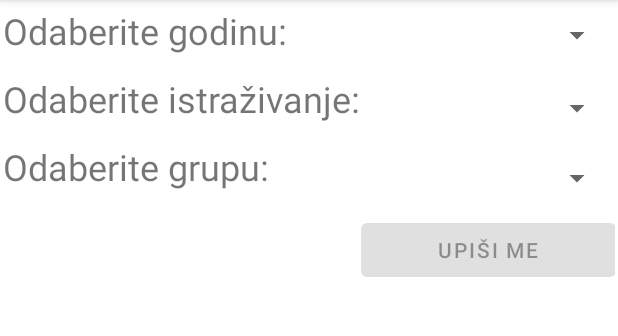
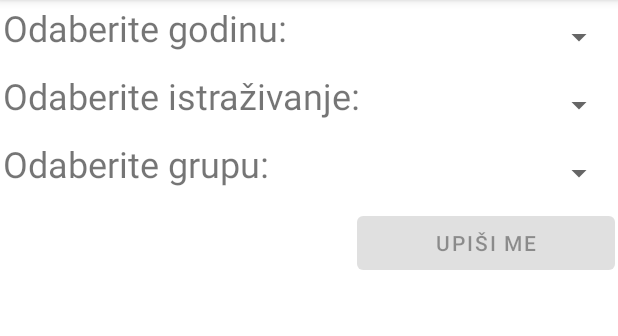
Before and after one commit to fmaric1/SurveryApp, an Android app: the UpisIstrazivanje screen opened directly, with no data from a screen before it, on a phone screen of 412 x 824 dp, the part 84-420 px from its top. Run offline under Robolectric (Android 15) with nearby library versions, the phone set to English and light mode, and no system bars.

Commit message:
S1 - prepravka upisIstrazivanja u relativelayout

```diff
--- a/app/src/main/res/layout/activity_upis_istrazivanja.xml
+++ b/app/src/main/res/layout/activity_upis_istrazivanja.xml
@@ -1,14 +1,15 @@
 <?xml version="1.0" encoding="utf-8"?>
-<GridLayout xmlns:android="http://schemas.android.com/apk/res/android"
+<RelativeLayout xmlns:android="http://schemas.android.com/apk/res/android"
     xmlns:tools="http://schemas.android.com/tools"
     android:layout_width="match_parent"
     android:layout_height="match_parent"
     android:padding="2dp"
     android:visibility="visible">
 
+
     <TextView
         android:id="@+id/textView2"
-        android:layout_width="204dp"
+        android:layout_width="236dp"
         android:layout_height="45dp"
         android:layout_row="0"
         android:layout_column="0"
@@ -21,50 +22,59 @@
         android:layout_height="45dp"
         android:layout_row="1"
         android:layout_column="0"
+        android:layout_below="@id/textView2"
         android:text="@string/odaberite_istrazivanje"
         android:textSize="24sp" />
 
     <TextView
         android:id="@+id/textView4"
-        android:layout_width="204dp"
-        android:layout_height="48dp"
+        android:layout_width="236dp"
+        android:layout_height="45dp"
         android:layout_row="2"
         android:layout_column="0"
+        android:layout_below="@id/textView3"
         android:text="@string/odaberite_grupu"
         android:textSize="24sp" />
 
     <Spinner
         android:id="@+id/odabirGodina"
-        android:layout_width="168dp"
-        android:layout_height="43dp"
+        android:layout_width="172dp"
+        android:layout_height="45dp"
         android:layout_row="0"
         android:layout_column="1"
+        android:layout_toRightOf="@id/textView2"
         android:visibility="visible"
         tools:visibility="visible" />
 
     <Spinner
         android:id="@+id/odabirIstrazivanja"
-        android:layout_width="168dp"
+        android:layout_width="172dp"
         android:layout_height="45dp"
         android:layout_row="1"
         android:layout_column="1"
+        android:layout_toRightOf="@id/textView3"
+        android:layout_below="@id/odabirGodina"
         android:visibility="visible" />
 
     <Spinner
         android:id="@+id/odabirGrupa"
-        android:layout_width="168dp"
-        android:layout_height="48dp"
+        android:layout_width="172dp"
+        android:layout_height="45dp"
         android:layout_row="2"
         android:layout_column="1"
+        android:layout_toRightOf="@id/textView4"
+        android:layout_below="@id/odabirIstrazivanja"
         android:visibility="visible" />
 
     <Button
         android:id="@+id/dodajIstrazivanjeDugme"
-        android:layout_width="170dp"
+        android:layout_width="172dp"
         android:layout_height="wrap_content"
         android:layout_row="3"
         android:layout_column="1"
         android:enabled="false"
+        android:layout_toRightOf="@id/textView4"
+        android:layout_below="@id/odabirGrupa"
         android:text="@string/upisi_me" />
 
-</GridLayout>
+</RelativeLayout>
```
